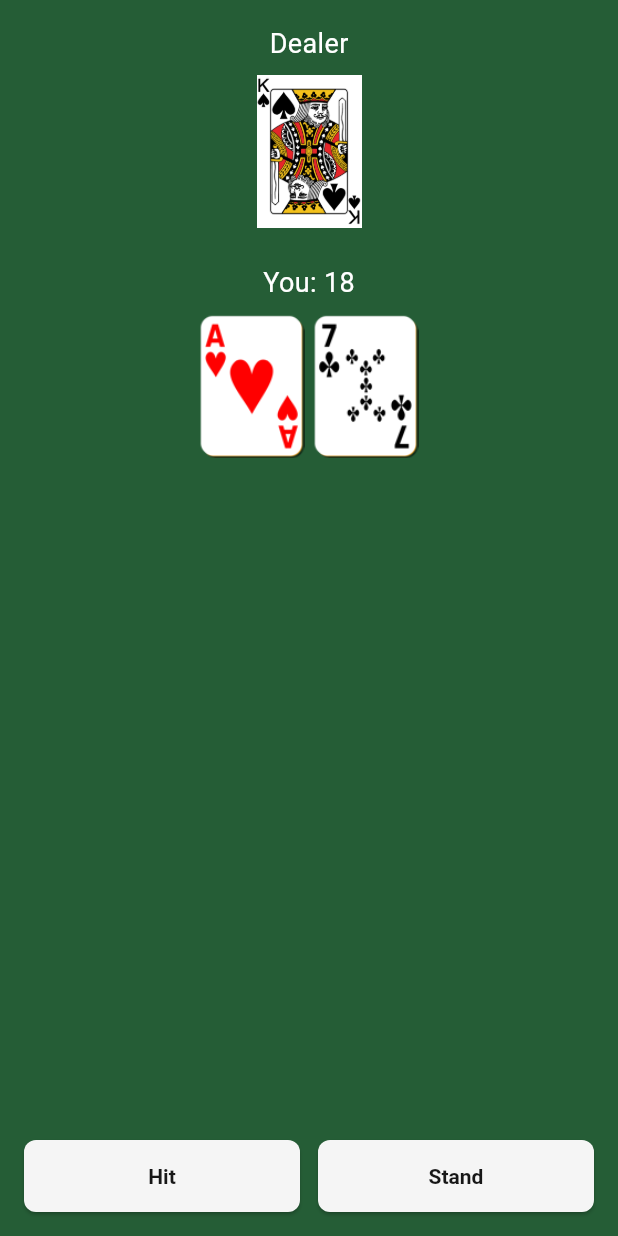
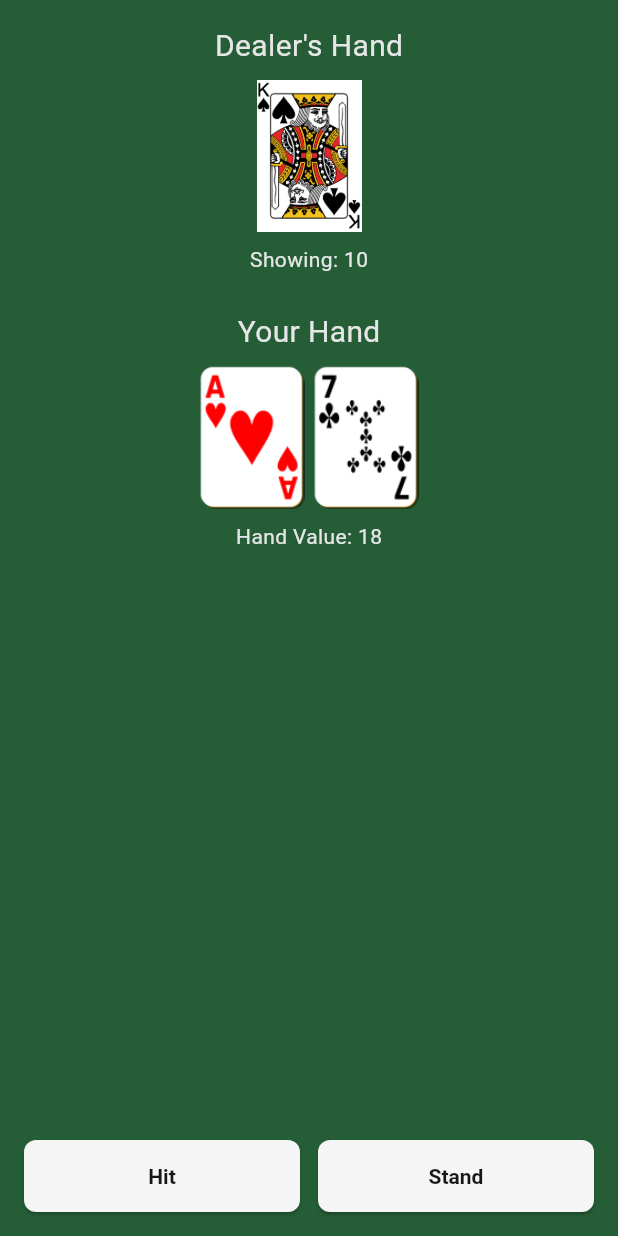
Before and after one commit to cunkin375/cop4331-large-project, a Flutter app: the GameScreen screen opened directly, on a phone screen of 412 x 824 dp. Run offline on Flutter 3.47's test engine with Material 3 defaults, Android fonts, the phone set to English and light mode, and no system bars; our stand-ins replace flutter_secure_storage; accounts and stored records are empty.

Commit message:
match hand titles and totals to web app

```diff
--- a/mobile/lib/screens/game_screen.dart
+++ b/mobile/lib/screens/game_screen.dart
@@ -29,9 +29,9 @@ class GameScreen extends StatelessWidget {
           padding: const EdgeInsets.all(16),
           child: Column(
             children: [
-              const HandView(label: 'Dealer', cards: _dealerCards),
+              const HandView(title: "Dealer's Hand", cards: _dealerCards, totalLabel: 'Showing', total: 10),
               const SizedBox(height: 24),
-              const HandView(label: 'You', cards: _playerCards, value: 18),
+              const HandView(title: 'Your Hand', cards: _playerCards, totalLabel: 'Hand Value', total: 18),
               const Spacer(),
               Row(
                 children: [
--- a/mobile/lib/widgets/hand_view.dart
+++ b/mobile/lib/widgets/hand_view.dart
@@ -3,25 +3,33 @@ import '../models/game_state.dart';
 import 'playing_card_widget.dart';
 
 class HandView extends StatelessWidget {
-  final String label;
+  final String title;
   final List<PlayingCard> cards;
-  final int? value;
+  final String totalLabel;
+  final int? total;
 
-  const HandView({super.key, required this.label, required this.cards, this.value});
+  const HandView({
+    super.key,
+    required this.title,
+    required this.cards,
+    required this.totalLabel,
+    this.total,
+  });
 
   @override
   Widget build(BuildContext context) {
+    const chalk = Color(0xFFE6E6E6);
     return Column(
       children: [
-        Text(
-          value == null ? label : '$label: $value',
-          style: const TextStyle(color: Colors.white, fontSize: 18),
-        ),
+        Text(title, style: const TextStyle(color: chalk, fontSize: 20)),
         const SizedBox(height: 8),
         Wrap(
           spacing: 6,
           children: [for (final card in cards) PlayingCardWidget(card: card)],
         ),
+        const SizedBox(height: 8),
+        if (total != null)
+          Text('$totalLabel: $total', style: const TextStyle(color: chalk)),
       ],
     );
   }
```
